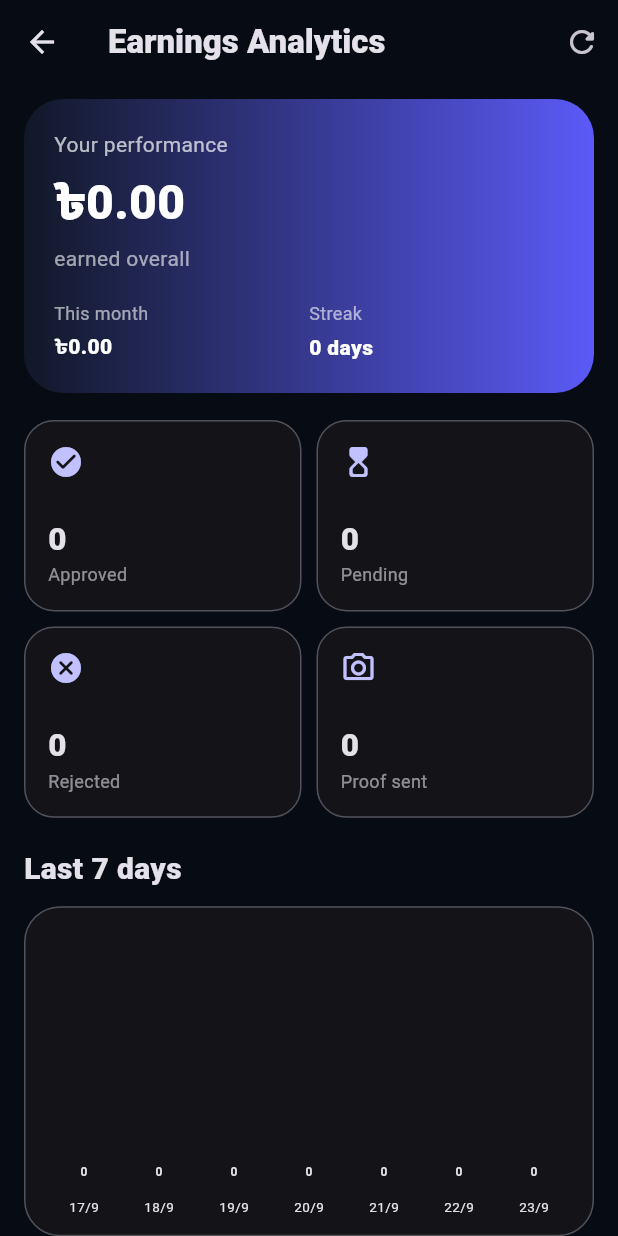
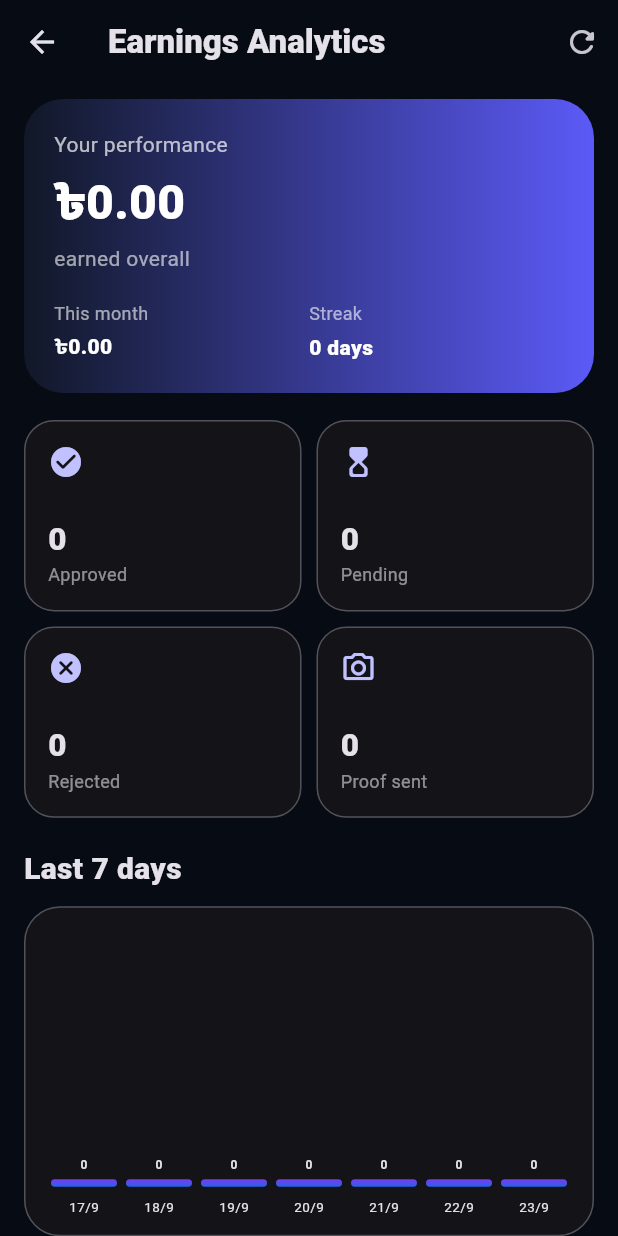
Before and after one commit to tahmidadda4-bot/ZenexPay, a Flutter app: the AnalyticsPage screen opened directly, on a phone screen of 412 x 824 dp. Run offline on Flutter 3.47's test engine with Material 3 defaults, Android fonts, the light colour scheme and no system bars; our stand-ins replace firebase_core, firebase_messaging, flutter_local_notifications, image_picker, supabase_flutter; accounts and stored records are empty.

Commit message:
Update analytics_page.dart

```diff
--- a/mobile/lib/screens/analytics_page.dart
+++ b/mobile/lib/screens/analytics_page.dart
@@ -189,7 +189,7 @@
                 Text(p.amount <= 0 ? '0' : '৳${money(p.amount)}', style: const TextStyle(fontSize: 8, fontWeight: FontWeight.w700)),
                 const SizedBox(height: 4),
                 Container(
-                  height: h.toDouble()
+                  height: h.toDouble(), // <-- এখানে কমা (,) ঠিক করা হয়েছে
                   decoration: BoxDecoration(
                     gradient: const LinearGradient(begin: Alignment.bottomCenter, end: Alignment.topCenter, colors: [Color(0xFF2563EB), Color(0xFF7C3AED)]),
                     borderRadius: BorderRadius.circular(8),
```
